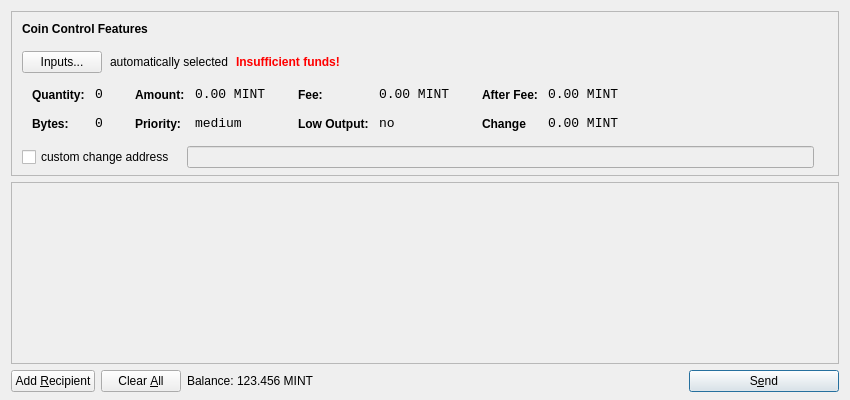
Above: src/qt/forms/sendcoinsdialog.ui from Ohm-Coin/Ohm before the change. Below: the same form after it.
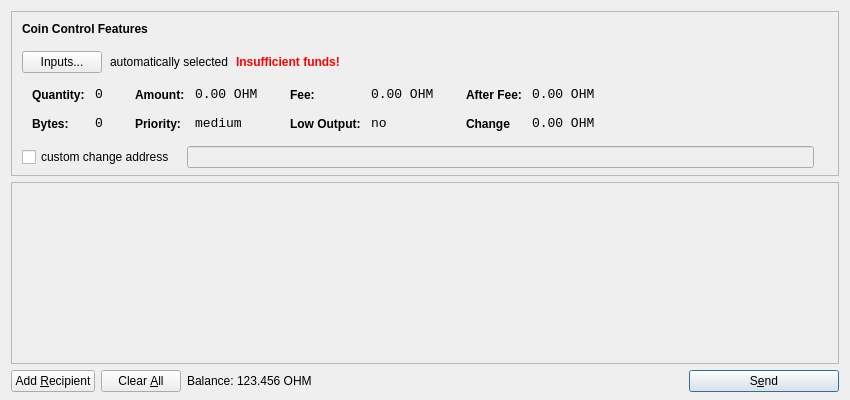
That is the form after the change. Icons and pictures are not drawn.

```diff
--- a/src/qt/forms/sendcoinsdialog.ui
+++ b/src/qt/forms/sendcoinsdialog.ui
@@ -321,7 +321,7 @@
                   <enum>Qt::ActionsContextMenu</enum>
                  </property>
                  <property name="text">
-                  <string>0.00 MINT</string>
+                  <string>0.00 OHM</string>
                  </property>
                  <property name="textInteractionFlags">
                   <set>Qt::LinksAccessibleByMouse|Qt::TextSelectableByKeyboard|Qt::TextSelectableByMouse</set>
@@ -407,7 +407,7 @@
                   <enum>Qt::ActionsContextMenu</enum>
                  </property>
                  <property name="text">
-                  <string>0.00 MINT</string>
+                  <string>0.00 OHM</string>
                  </property>
                  <property name="textInteractionFlags">
                   <set>Qt::LinksAccessibleByMouse|Qt::TextSelectableByKeyboard|Qt::TextSelectableByMouse</set>
@@ -493,7 +493,7 @@
                   <enum>Qt::ActionsContextMenu</enum>
                  </property>
                  <property name="text">
-                  <string>0.00 MINT</string>
+                  <string>0.00 OHM</string>
                  </property>
                  <property name="textInteractionFlags">
                   <set>Qt::LinksAccessibleByMouse|Qt::TextSelectableByKeyboard|Qt::TextSelectableByMouse</set>
@@ -525,7 +525,7 @@
                   <enum>Qt::ActionsContextMenu</enum>
                  </property>
                  <property name="text">
-                  <string>0.00 MINT</string>
+                  <string>0.00 OHM</string>
                  </property>
                  <property name="textInteractionFlags">
                   <set>Qt::LinksAccessibleByMouse|Qt::TextSelectableByKeyboard|Qt::TextSelectableByMouse</set>
@@ -732,7 +732,7 @@
           <cursorShape>IBeamCursor</cursorShape>
          </property>
          <property name="text">
-          <string>123.456 MINT</string>
+          <string>123.456 OHM</string>
          </property>
          <property name="textInteractionFlags">
           <set>Qt::LinksAccessibleByMouse|Qt::TextSelectableByKeyboard|Qt::TextSelectableByMouse</set>
```
